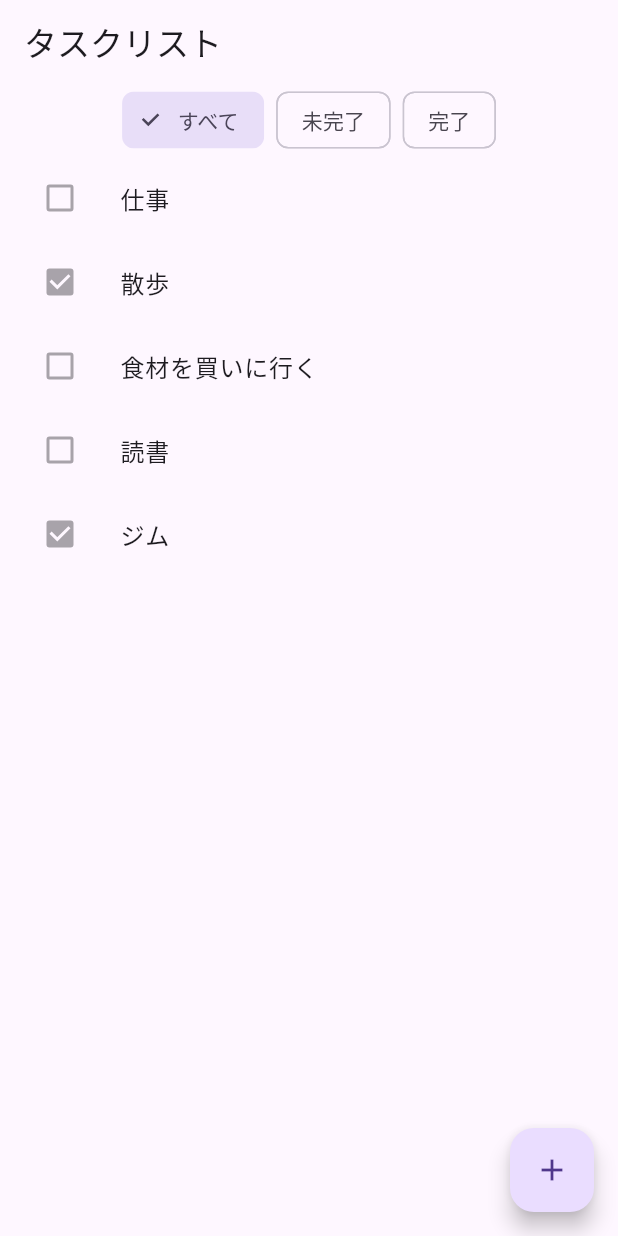
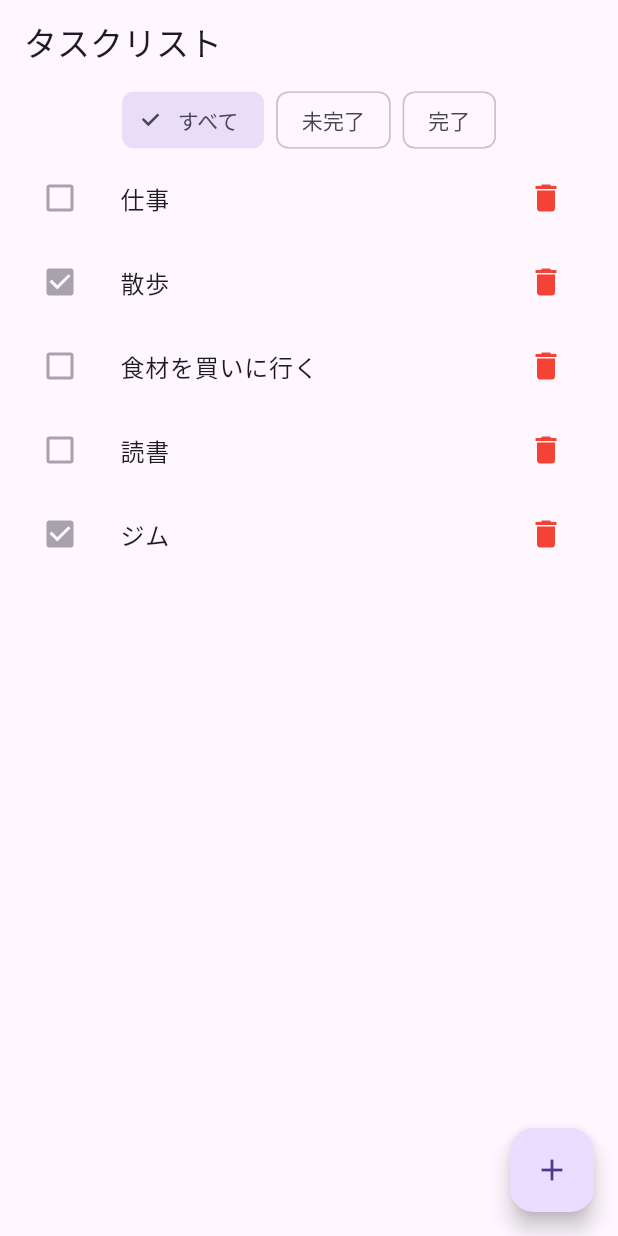
Before and after one commit to yukimiyake0607/flutter_mvvm_sample, a Flutter app: the screen it shows after launch, on a phone screen of 412 x 824 dp. Run offline on Flutter 3.47's test engine with Material 3 defaults, Android fonts, the phone set to English and light mode, and no system bars; our stand-ins replace flutter_riverpod, go_router.

Commit message:
feat: 一覧からタスクを削除し、失敗時は SnackBar で通知する
削除は load し直さず画面の tasks を更新する。失敗は delete の CommandState を View が listen する。

Co-authored-by: Cursor <cursoragent@cursor.com>

```diff
--- a/lib/ui/task_list/widgets/task_list_screen.dart
+++ b/lib/ui/task_list/widgets/task_list_screen.dart
@@ -10,6 +10,14 @@ class TaskListScreen extends ConsumerWidget {
   Widget build(BuildContext context, WidgetRef ref) {
     final state = ref.watch(taskListViewModelProvider);
     final viewModel = ref.read(taskListViewModelProvider.notifier);
+
+    ref.listen(taskListViewModelProvider, (previous, next) {
+      if (next.delete.hasError && previous?.delete.hasError != true) {
+        ScaffoldMessenger.of(
+          context,
+        ).showSnackBar(const SnackBar(content: Text('削除に失敗しました')));
+      }
+    });
 
     return Scaffold(
       appBar: AppBar(title: Text('タスクリスト')),
@@ -66,6 +74,14 @@ class _TaskListBody extends StatelessWidget {
                         value: task.isCompleted,
                         onChanged: null,
                       ),
+                      trailing: IconButton(
+                        onPressed: () {
+                          // 失敗はlistenの方でみている。
+                          // なのでdeleteTaskはFutureですが、awaitはしません。
+                          viewModel.deleteTask(task.id);
+                        },
+                        icon: Icon(Icons.delete, color: Colors.red),
+                      ),
                       title: Text(task.title),
                     );
                   },
```
Also changed, not shown: lib/ui/task_list/view_model/task_list_view_model.dart (+20 -0 lines).
